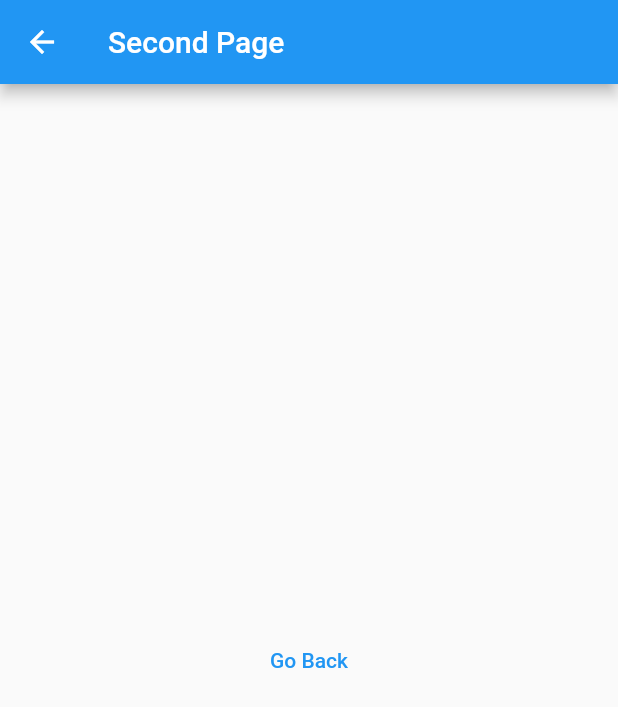
After one commit to moocstudent/myfirst_flutter_project, a Flutter app: the screen it shows after launch, after a tap on "Click on Me", on a phone screen of 412 x 824 dp. The commit adds this screen. Shown: the top 707 px of the screen. Run offline on Flutter 3.47's test engine with Material 2 defaults, Android fonts, the light colour scheme and no system bars.

Commit message:
done: widgets熟悉

```diff
--- /dev/null
+++ b/lib/202301031322/navAndRouting.dart
@@ -0,0 +1,95 @@
+import 'package:flutter/material.dart';
+
+void main() {
+  runApp(MyApp());
+}
+
+class MyApp extends StatelessWidget{
+  @override
+  Widget build(BuildContext context) {
+    return MaterialApp(
+      initialRoute: '/',
+      routes: {
+        '/':(context)=>HomePage(),
+        '/secondScreen':(context)=>SecondScreen(),
+      },
+    );
+  }
+}
+
+class HomePage extends StatelessWidget{
+  @override
+  Widget build(BuildContext context) {
+    return Scaffold(
+      appBar: AppBar(
+        title: Text("Home Page"),
+      ),
+      body: Center(
+        child: TextButton(
+          child: Text("Click on Me"),
+          onPressed:(){
+            Navigator.pushNamed(context, "/secondScreen");
+          }
+        )
+      )
+    );
+  }
+}
+
+class SecondScreen extends StatelessWidget{
+  @override
+  Widget build(BuildContext context) {
+    return Scaffold(
+      appBar: AppBar(
+        title: Text("Second Page"),
+      ),
+      body: Center(
+        child: TextButton(
+          child:Text("Go Back"),
+          onPressed: (){
+            Navigator.pop(context);
+          },
+        )
+      )
+    );
+  }
+
+}
+
+
+
+class _HomePage extends State{
+  late int counter;
+
+  @override
+  void initState() { //inital state which is executed only on initial widget build.
+    print("4. Initial state of _HomePage.");
+    counter = 0;
+    super.initState();
+  }
+
+  @override
+  Widget build(BuildContext context) {
+    print("5. Widget build of _HomePage.");
+    return Scaffold(
+        appBar: AppBar( //appbar widget inside Scaffold
+            title: Text("Stateful Widget")
+        ),
+
+        floatingActionButton: FloatingActionButton(
+          onPressed: (){
+            print("----button pressed----");
+            setState(() { // setState to update the UI
+              print("6. setState() after button press.");
+              counter++; //during update to UI, increase counter value
+            });
+          },
+          child: Icon(Icons.add), //add icon on Floating button
+        ),
+
+        body: Center(
+          child: Text("Counter: $counter"), //display counter value
+        )
+    );
+  }
+}
```
Also changed, not shown: lib/1800pm/initAndState.dart (+60 -60 lines).
